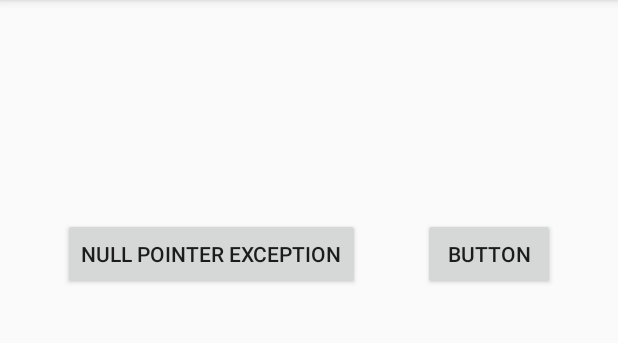
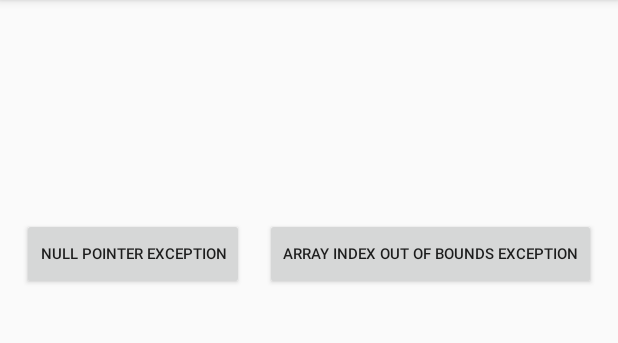
Before and after one commit to thumperfuzzy/Comp-Programming-FP, an Android app: the screen it shows after launch (MainActivity), on a phone screen of 412 x 824 dp, the part 84-427 px from its top. Run offline under Robolectric (Android 15) with nearby library versions, the phone set to English and light mode, and no system bars.

Commit message:
Small Changes Made

```diff
--- a/app/src/main/java/com/example/finalproject/MainActivity.java
+++ b/app/src/main/java/com/example/finalproject/MainActivity.java
@@ -21,8 +21,6 @@ import static java.lang.Integer.getInteger;
 import static java.lang.Integer.valueOf;
 
 public class MainActivity extends AppCompatActivity {
-
-
 	@Override
 	protected void onCreate(Bundle savedInstanceState) {
 		super.onCreate(savedInstanceState);
@@ -39,11 +37,7 @@ public class MainActivity extends AppCompatActivity {
 				catch(NullPointerException NPE){
 					System.out.println("NullPointerException");
 				}
-
 			}
 		});
-
-
 	}
-
 }
--- a/app/src/main/res/layout/activity_main.xml
+++ b/app/src/main/res/layout/activity_main.xml
@@ -11,6 +11,7 @@
         android:layout_width="wrap_content"
         android:layout_height="wrap_content"
         android:text="@string/NullPoint"
+        android:textSize="10sp"
         app:layout_constraintBottom_toBottomOf="parent"
         app:layout_constraintEnd_toStartOf="@+id/button13"
         app:layout_constraintStart_toStartOf="parent"
@@ -21,7 +22,8 @@
         android:id="@+id/button13"
         android:layout_width="wrap_content"
         android:layout_height="wrap_content"
-        android:text="Button"
+        android:text="@string/ArrayOOB"
+        android:textSize="10sp"
         app:layout_constraintBottom_toBottomOf="parent"
         app:layout_constraintEnd_toEndOf="parent"
         app:layout_constraintStart_toEndOf="@+id/button12"
--- a/app/src/main/res/values/strings.xml
+++ b/app/src/main/res/values/strings.xml
@@ -1,4 +1,5 @@
 <resources>
     <string name="app_name">Final Project</string>
     <string name="NullPoint">Null Pointer Exception</string>
+    <string name="ArrayOOB">Array Index Out Of Bounds Exception</string>
 </resources>
```
